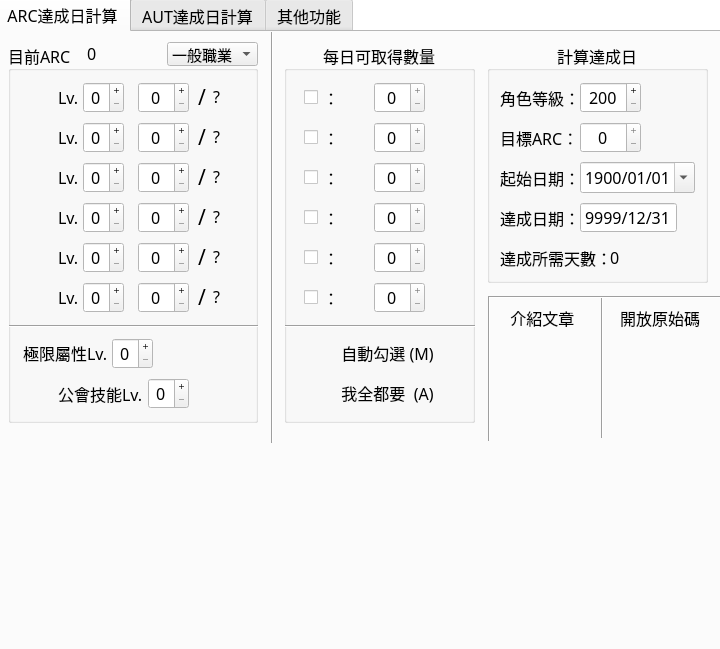
Above: mainui.ui from WhatTheBlock/MapleStory-ARC-Calculator before the change. Below: the same form after it.
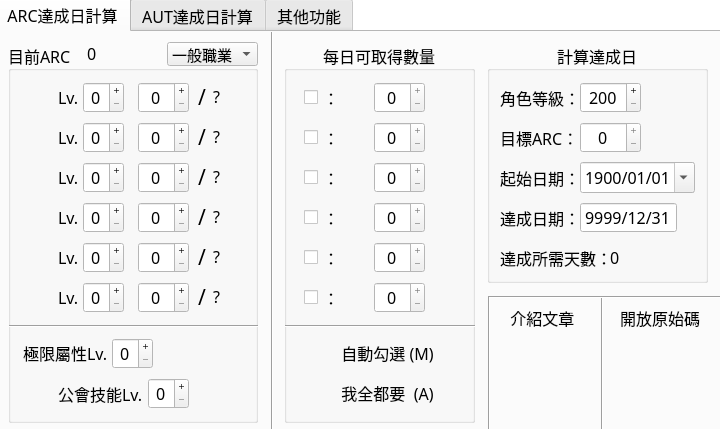
That is the form after the change. The open tabs and pages were chosen to show the change. Icons and pictures are not drawn.

```diff
--- a/mainui.ui
+++ b/mainui.ui
@@ -10,7 +10,7 @@
     <x>0</x>
     <y>0</y>
     <width>720</width>
-    <height>649</height>
+    <height>429</height>
    </rect>
   </property>
   <property name="minimumSize">
@@ -22,7 +22,7 @@
   <property name="maximumSize">
    <size>
     <width>720</width>
-    <height>999</height>
+    <height>429</height>
    </size>
   </property>
   <property name="palette">
```
Left out of the diff: 4 changed lines with no effect on the pictures.
